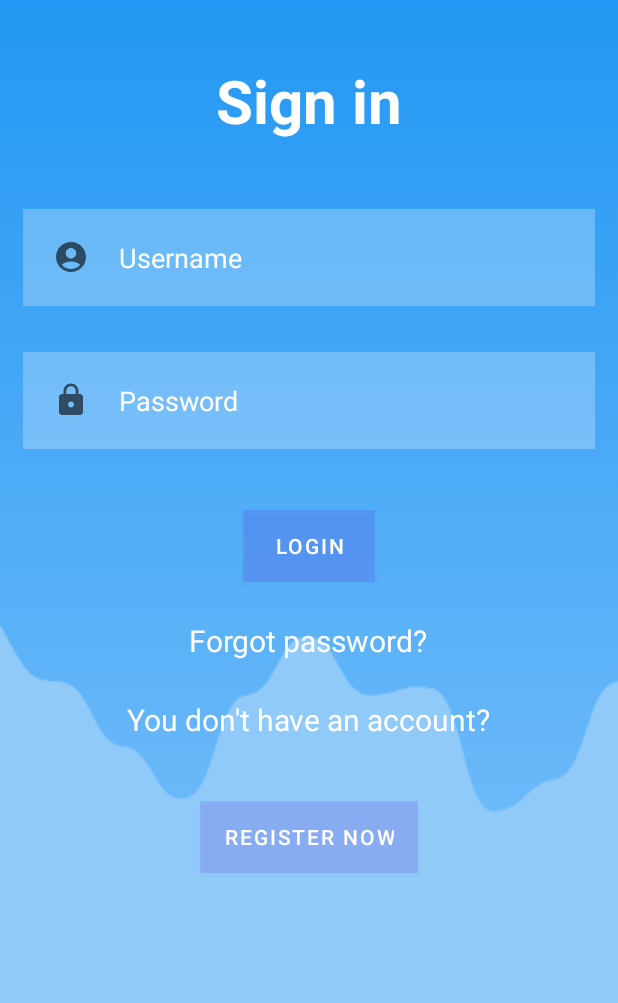
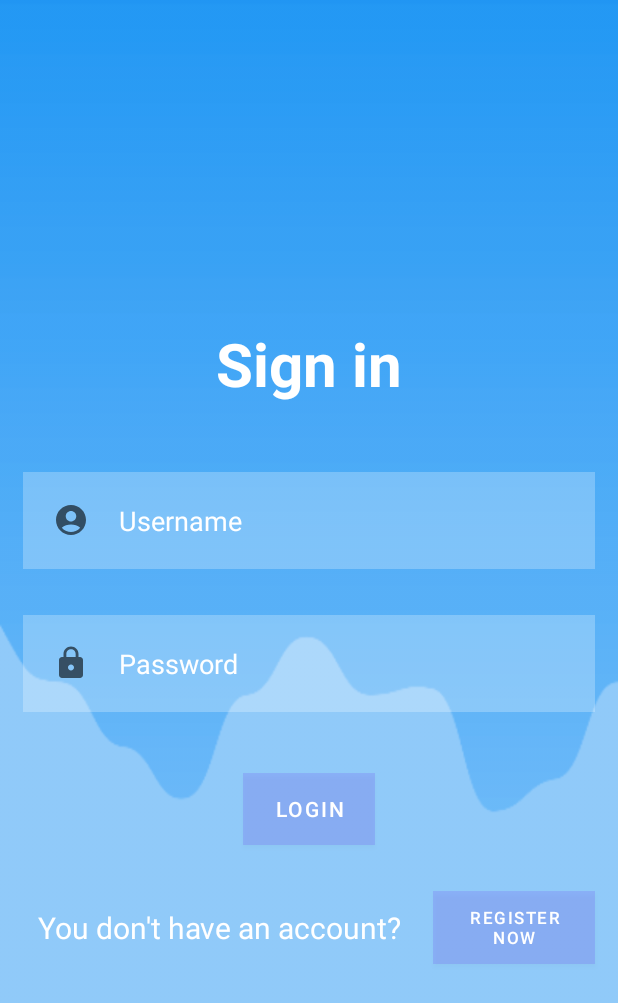
Before and after one commit to FedericoGuidazzi/MenuManager, an Android app: the screen it shows after launch (MainActivity), after a tap on "LOGIN", on a phone screen of 412 x 824 dp. Shown: the top 1003 px of the screen. Run offline under Robolectric (Android 15) with nearby library versions, the phone set to English and light mode, and no system bars.

Commit message:
finished the appearence of the login page

```diff
--- a/Android/app/src/main/java/com/example/android/MainActivity.java
+++ b/Android/app/src/main/java/com/example/android/MainActivity.java
@@ -25,7 +25,7 @@ public class MainActivity extends AppCompatActivity {
             @Override
             public void onClick(View view) {
                 //check sulle credenziali
-                if(username.getText().equals("ciao") && password.getText().equals("ciao") ){
+                if(username.getText().toString().equals("ciao") && password.getText().toString().equals("ciao") ){
                     Toast.makeText(MainActivity.this, "Login Successful", Toast.LENGTH_SHORT).show();
                 }else{
                     Toast.makeText(MainActivity.this, "Login Failed", Toast.LENGTH_SHORT).show();
--- a/Android/app/src/main/res/layout/activity_main.xml
+++ b/Android/app/src/main/res/layout/activity_main.xml
@@ -1,11 +1,12 @@
 <?xml version="1.0" encoding="utf-8"?>
-<RelativeLayout
+<androidx.appcompat.widget.LinearLayoutCompat
     xmlns:android="http://schemas.android.com/apk/res/android"
-    xmlns:app="http://schemas.android.com/apk/res-auto"
     xmlns:tools="http://schemas.android.com/tools"
     android:layout_width="match_parent"
     android:layout_height="match_parent"
     android:background="@drawable/backgroundlogin"
+    android:orientation="vertical"
+    android:gravity="center"
     tools:context=".MainActivity">
 
     <TextView
@@ -63,24 +64,18 @@
         android:layout_margin="25dp"
         />
 
-    <TextView
+    <LinearLayout
         android:layout_width="wrap_content"
         android:layout_height="wrap_content"
-        android:id="@+id/forgotPassword"
-        android:text="Forgot password?"
-        android:layout_below="@id/loginButton"
-        android:layout_marginBottom="10dp"
-        android:textColor="@color/white"
-        android:textSize="20dp"
-        android:layout_centerHorizontal="true"
-        />
+        android:gravity="center"
+        android:layout_marginHorizontal="10dp"
+        >
 
     <TextView
         android:layout_width="wrap_content"
         android:layout_height="wrap_content"
         android:id="@+id/register"
         android:text="You don't have an account?"
-        android:layout_below="@id/forgotPassword"
         android:layout_margin="15dp"
         android:textColor="@color/white"
         android:layout_centerHorizontal="true"
@@ -93,10 +88,11 @@
         android:id="@+id/RegisterButton"
         android:background="#20ffffff"
         android:textColor="@color/white"
+        android:layout_margin="5dp"
+        android:textSize="11dp"
         android:text="Register Now"
         android:layout_centerHorizontal="true"
-        android:layout_below="@id/register"
-        android:layout_margin="25dp"
         />
+    </LinearLayout>
 
-</RelativeLayout>
+</androidx.appcompat.widget.LinearLayoutCompat>
```
